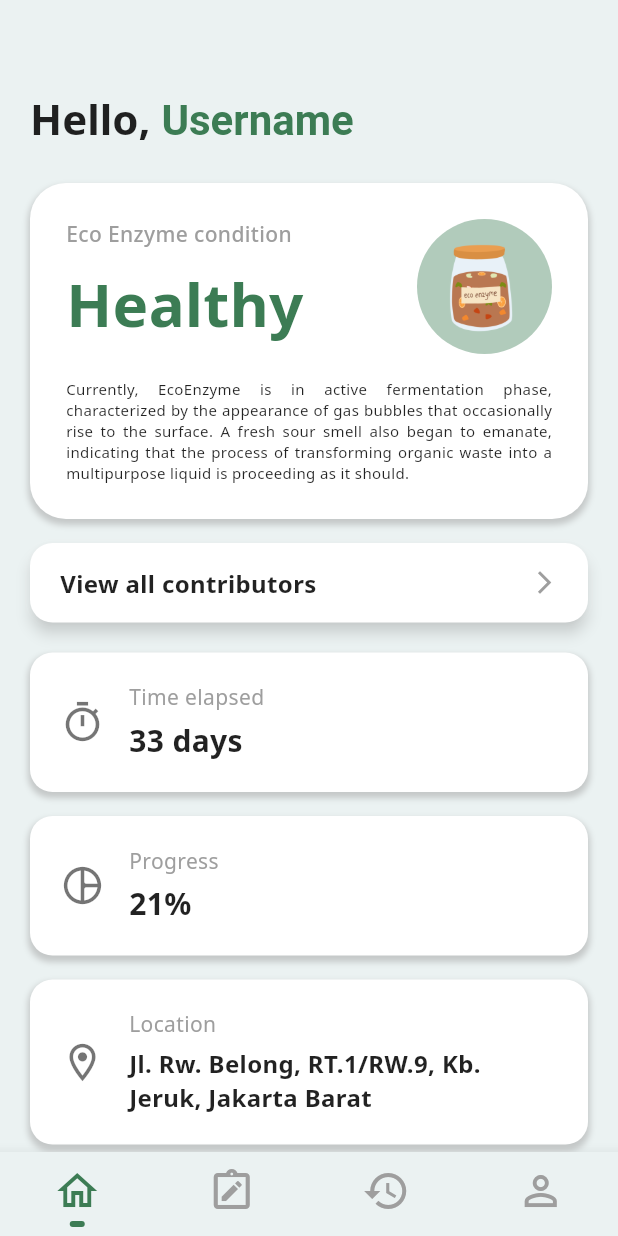
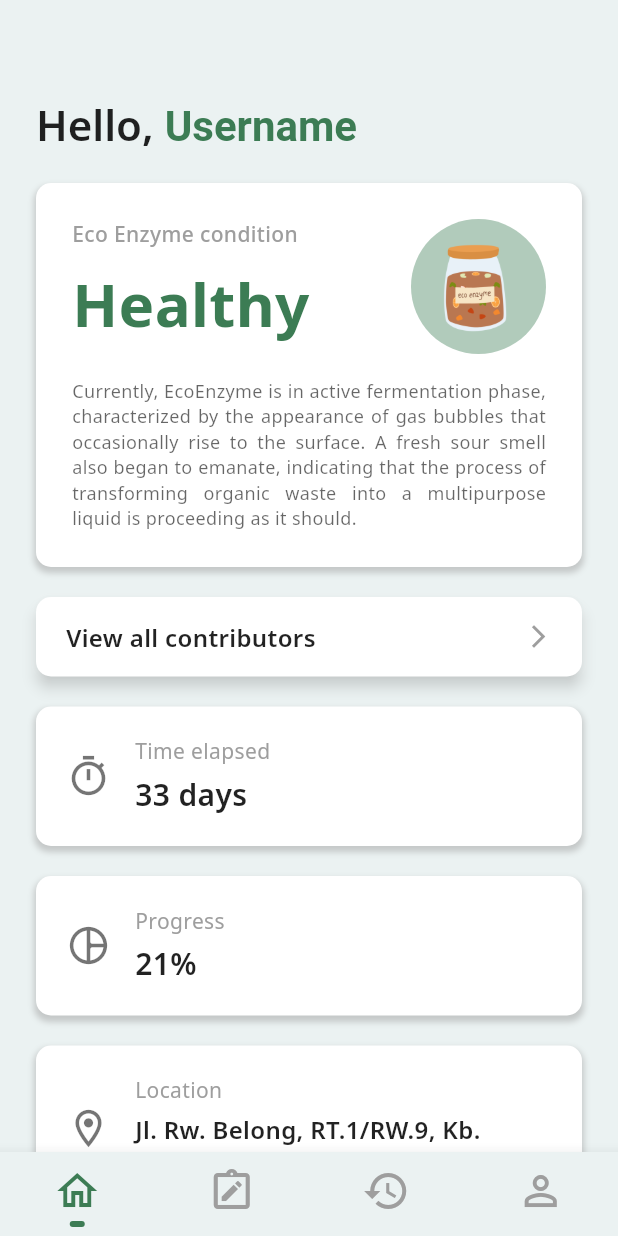
Before and after one commit to kensunjaya/ReBio, a Flutter app: the screen it shows once a user with an empty profile is signed in, on a phone screen of 412 x 824 dp. Run offline on Flutter 3.47's test engine with Material 3 defaults, Android fonts, the light colour scheme and no system bars; our stand-ins replace cloud_firestore, firebase_auth, firebase_core, flutter_svg, google_fonts, image_picker; accounts and stored records are empty.

Commit message:
refactor home page

```diff
--- a/lib/pages/home.dart
+++ b/lib/pages/home.dart
@@ -43,7 +43,7 @@ class _HomePageState extends State<HomePage> {
         child: Stack( // Gunakan Stack untuk menumpuk tombol logout di atas konten
           children: [
             SingleChildScrollView(
-              padding: const EdgeInsets.all(20.0),
+              padding: const EdgeInsets.all(24.0),
               child: Column(
                 crossAxisAlignment: CrossAxisAlignment.start,
                 children: [
@@ -52,11 +52,11 @@ class _HomePageState extends State<HomePage> {
 
                   // 1. Teks Sambutan (Header)
                   _buildHeader(),
-                  const SizedBox(height: 24),
+                  const SizedBox(height: 20),
 
                   // 2. Kartu Kondisi Utama
                   _buildHealthyCard(),
-                  const SizedBox(height: 16),
+                  const SizedBox(height: 20),
 
                   // 3. Tombol Lihat Kontributor
                   _buildContributorsButton(context),
@@ -68,13 +68,13 @@ class _HomePageState extends State<HomePage> {
                     label: 'Time elapsed',
                     value: '33 days',
                   ),
-                  const SizedBox(height: 16),
+                  const SizedBox(height: 20),
                   _buildInfoCard(
                     icon: Icons.pie_chart_outline_rounded,
                     label: 'Progress',
                     value: '21%',
                   ),
-                  const SizedBox(height: 16),
+                  const SizedBox(height: 20),
 
                   // 5. Kartu Lokasi
                   _buildLocationCard(),
@@ -97,7 +97,7 @@ class _HomePageState extends State<HomePage> {
       text: TextSpan(
         style: GoogleFonts.notoSans(
           fontSize: 28,
-          fontWeight: FontWeight.bold,
+          fontWeight: FontWeight.w600,
           color: kDarkTextColor,
         ),
         children: [
@@ -116,7 +116,7 @@ class _HomePageState extends State<HomePage> {
       padding: const EdgeInsets.all(24.0),
       decoration: BoxDecoration(
         color: Colors.white,
-        borderRadius: BorderRadius.circular(24.0),
+        borderRadius: BorderRadius.circular(10.0),
         boxShadow: [
           BoxShadow(
             color: Colors.grey.withValues(alpha: 0.5),
@@ -190,8 +190,8 @@ class _HomePageState extends State<HomePage> {
             'Currently, EcoEnzyme is in active fermentation phase, characterized by the appearance of gas bubbles that occasionally rise to the surface. A fresh sour smell also began to emanate, indicating that the process of transforming organic waste into a multipurpose liquid is proceeding as it should.',
             textAlign: TextAlign.justify,
             style: GoogleFonts.notoSans(
-              fontSize: 10,
-              color: kDarkTextColor,
+              fontSize: 12,
+              color: Colors.black.withValues(alpha: 0.6),
             ),
           ),
         ],
@@ -203,11 +203,11 @@ class _HomePageState extends State<HomePage> {
    Widget _buildContributorsButton(BuildContext context) {
     return Material(
       color: Colors.white,
-      borderRadius: BorderRadius.circular(15.0),
+      borderRadius: BorderRadius.circular(10.0),
       elevation: 4.0,
       shadowColor: Colors.grey.withValues(alpha: 0.5),
       child: InkWell(
-        borderRadius: BorderRadius.circular(15.0),
+        borderRadius: BorderRadius.circular(10.0),
         onTap: () {
           Navigator.push(
             context,
@@ -218,10 +218,10 @@ class _HomePageState extends State<HomePage> {
           padding: const EdgeInsets.symmetric(horizontal: 20, vertical: 15),
           decoration: BoxDecoration(
             color: Colors.transparent,
-            borderRadius: BorderRadius.circular(15.0),
+            borderRadius: BorderRadius.circular(10.0),
             boxShadow: [
               BoxShadow(
-                color: Colors.white.withOpacity(0.1),
+                color: Colors.white.withValues(alpha: 0.1),
                 spreadRadius: 1,
                 blurRadius: 3,
               )
@@ -234,7 +234,7 @@ class _HomePageState extends State<HomePage> {
                 'View all contributors',
                 style: GoogleFonts.notoSans(
                   fontSize: 16,
-                  fontWeight: FontWeight.w700,
+                  fontWeight: FontWeight.w600,
                   color: kDarkTextColor,
                 ),
               ),
@@ -257,7 +257,7 @@ class _HomePageState extends State<HomePage> {
       padding: const EdgeInsets.all(20.0),
       decoration: BoxDecoration(
         color: Colors.white,
-        borderRadius: BorderRadius.circular(15.0),
+        borderRadius: BorderRadius.circular(10.0),
         boxShadow: [
           BoxShadow(
             color: Colors.grey.withValues(alpha: 0.5),
@@ -283,7 +283,7 @@ class _HomePageState extends State<HomePage> {
                 value,
                 style: GoogleFonts.notoSans(
                   fontSize: 20,
-                  fontWeight: FontWeight.bold,
+                  fontWeight: FontWeight.w600,
                   color: kDarkTextColor,
                 ),
               ),
@@ -300,7 +300,7 @@ class _HomePageState extends State<HomePage> {
       padding: const EdgeInsets.all(20.0),
       decoration: BoxDecoration(
         color: Colors.white,
-        borderRadius: BorderRadius.circular(15.0),
+        borderRadius: BorderRadius.circular(10.0),
         boxShadow: [
           BoxShadow(
             color: Colors.grey.withValues(alpha: 0.5),
@@ -327,7 +327,7 @@ class _HomePageState extends State<HomePage> {
                   'Jl. Rw. Belong, RT.1/RW.9, Kb. Jeruk, Jakarta Barat',
                   style: GoogleFonts.notoSans(
                     fontSize: 16,
-                    fontWeight: FontWeight.bold,
+                    fontWeight: FontWeight.w600,
                     color: kDarkTextColor,
                   ),
                 ),
@@ -350,7 +350,7 @@ class _HomePageState extends State<HomePage> {
             iconColor: Colors.orange,
           ),
         ),
-        const SizedBox(width: 16),
+        const SizedBox(width: 20),
         Expanded(
           child: _buildMeasurementCard(
             icon: Icons.science_outlined,
@@ -369,10 +369,10 @@ class _HomePageState extends State<HomePage> {
     required Color iconColor,
   }) {
     return Container(
-      padding: const EdgeInsets.symmetric(horizontal: 20, vertical: 15),
+      padding: const EdgeInsets.symmetric(vertical: 15),
       decoration: BoxDecoration(
         color: Colors.white,
-        borderRadius: BorderRadius.circular(15.0),
+        borderRadius: BorderRadius.circular(10.0),
         boxShadow: [
           BoxShadow(
             color: Colors.grey.withValues(alpha: 0.5),
@@ -391,7 +391,7 @@ class _HomePageState extends State<HomePage> {
             value,
             style: GoogleFonts.notoSans(
               fontSize: 16,
-              fontWeight: FontWeight.bold,
+              fontWeight: FontWeight.w600,
               color: kDarkTextColor,
             ),
           ),
```
